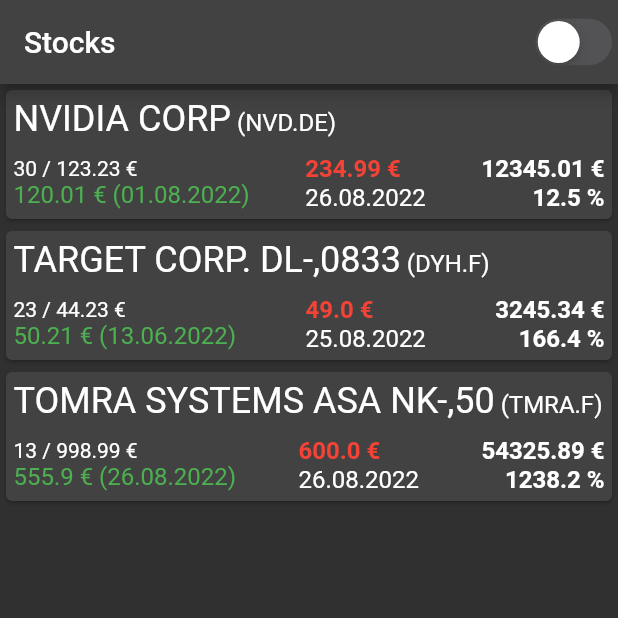
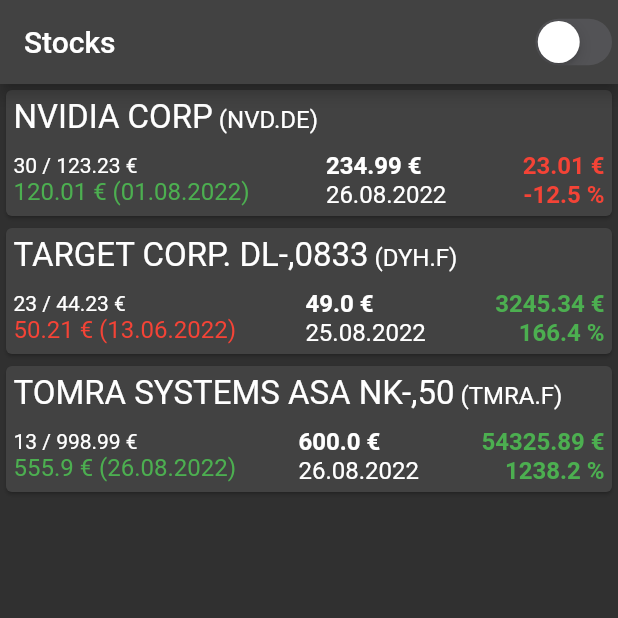
Before and after one commit to cc13com/stock_widget, a Flutter app: the screen it shows after launch, on a phone screen of 412 x 824 dp, the top half of it. Run offline on Flutter 3.47's test engine with Material 2 defaults, Android fonts, the phone set to English and light mode, and no system bars.

Commit message:
dynamic colors

```diff
--- a/lib/screens/home_page.dart
+++ b/lib/screens/home_page.dart
@@ -35,8 +35,8 @@
     '26.08.2022'
   ];
 
-  final List<double> changeEuro = <double>[12345.01, 3245.34, 54325.89];
-  final List<double> changePercent = <double>[12.5, 166.4, 1238.2];
+  final List<double> changeEuro = <double>[23.01, 3245.34, 54325.89];
+  final List<double> changePercent = <double>[-12.5, 166.4, 1238.2];
 
   @override
   Widget build(BuildContext context) {
@@ -68,7 +68,7 @@
                       RichText(
                         text: TextSpan(
                             text: longnames[index],
-                            style: TextStyle(fontSize: 24),
+                            style: TextStyle(fontSize: 22),
                             children: <TextSpan>[
                               TextSpan(
                                 text: ' (' + symbol[index] + ')',
@@ -90,7 +90,11 @@
                           Text('${amount[index]} / ${buyprice[index]} €'),
                           Text(
                             '${stop[index]} € (${lastChangeStop[index]})',
-                            style: TextStyle(color: Colors.green, fontSize: 16),
+                            style: TextStyle(
+                                color: stop[index] < price[index]
+                                    ? Colors.green
+                                    : Colors.red,
+                                fontSize: 16),
                           ),
                         ],
                       ),
@@ -100,9 +104,7 @@
                           Text(
                             '${price[index]} €',
                             style: TextStyle(
-                                fontSize: 16,
-                                color: Colors.red,
-                                fontWeight: FontWeight.bold),
+                                fontSize: 16, fontWeight: FontWeight.bold),
                           ),
                           Text(
                             '${lastUpdate[index]}',
@@ -116,12 +118,20 @@
                           Text(
                             '${changeEuro[index]} €',
                             style: TextStyle(
-                                fontSize: 16, fontWeight: FontWeight.bold),
+                                fontSize: 16,
+                                fontWeight: FontWeight.bold,
+                                color: changePercent[index] < 0
+                                    ? Colors.red
+                                    : Colors.green),
                           ),
                           Text(
                             '${changePercent[index]} %',
                             style: TextStyle(
-                                fontSize: 16, fontWeight: FontWeight.bold),
+                                fontSize: 16,
+                                fontWeight: FontWeight.bold,
+                                color: changePercent[index] < 0
+                                    ? Colors.red
+                                    : Colors.green),
                           ),
                         ],
                       )
```
